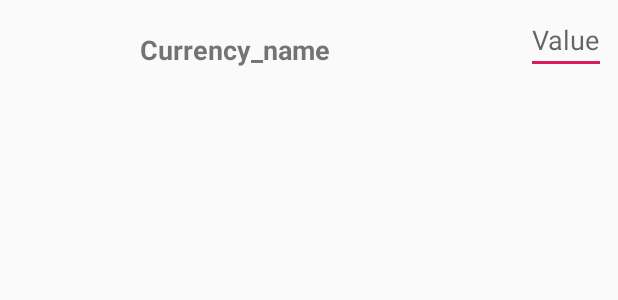
After one commit to avelozo/Currency-Converter, an Android app: the layout currency_item.xml on its own in the app's theme, with its tools: preview values and no code run, on a phone screen of 412 x 824 dp. The commit adds this screen. Shown: the top 300 px of the screen. Run offline under Robolectric (Android 15) with nearby library versions, the phone set to English and light mode, and no system bars.

Commit message:
Creating the CurrencyConverterAdapter

```diff
--- a/app/src/main/java/com/avelozo/currencyconverter/contract/CurrencyConverterContract.kt
+++ b/app/src/main/java/com/avelozo/currencyconverter/contract/CurrencyConverterContract.kt
@@ -2,11 +2,12 @@ package com.avelozo.currencyconverter.contract
 
 import com.avelozo.currencyconverter.presenter.MvpPresenter
 import java.math.BigDecimal
+import java.util.ArrayList
 
 interface CurrencyConverterContract {
     interface View : BaseView {
 
-       fun updateRates(rates: Map<String, BigDecimal>)
+       fun updateRates(rates: ArrayList<Pair<String, BigDecimal>>)
        fun showRatesErrorMessage()
 
     }
--- /dev/null
+++ b/app/src/main/res/layout/currency_item.xml
@@ -0,0 +1,49 @@
+<?xml version="1.0" encoding="utf-8"?>
+<android.support.constraint.ConstraintLayout
+        xmlns:android="http://schemas.android.com/apk/res/android"
+        xmlns:app="http://schemas.android.com/apk/res-auto"
+        xmlns:tools="http://schemas.android.com/tools" android:id="@+id/currencyItem"
+        android:layout_width="match_parent"
+        android:layout_height="wrap_content"
+        android:layout_gravity="center_horizontal"
+        android:clickable="true"
+        android:focusable="true">
+
+
+    <ImageView android:id="@+id/imgFlag"
+               android:layout_width="50dp"
+               android:layout_height="50dp"
+               app:layout_constraintStart_toStartOf="parent"
+               android:layout_marginStart="8dp"
+               android:layout_marginTop="8dp"
+               android:contentDescription="Rate Image"
+               app:layout_constraintTop_toTopOf="parent"
+               />
+
+    <TextView android:id="@+id/txtCurrencyName"
+              android:layout_width="wrap_content"
+              android:layout_height="wrap_content"
+              app:layout_constraintStart_toEndOf="@+id/imgFlag"
+              app:layout_constraintBottom_toBottomOf="@+id/imgFlag"
+              android:text="Currency_name" android:textStyle="bold" android:textAlignment="viewStart"
+              android:textSize="18sp" android:layout_marginTop="8dp" app:layout_constraintTop_toTopOf="parent"
+              android:layout_marginEnd="8dp" app:layout_constraintEnd_toEndOf="parent"
+              app:layout_constraintHorizontal_bias="0.16"/>
+
+    <EditText
+              android:id="@+id/editTextCurrencyValue"
+              android:layout_width="wrap_content"
+              android:layout_height="wrap_content"
+              android:minWidth="30dp"
+              app:layout_constraintEnd_toEndOf="parent"
+              android:layout_marginEnd="8dp"
+              android:layout_marginTop="8dp"
+              android:inputType="numberDecimal"
+              android:hint="Value"
+              app:layout_constraintTop_toTopOf="parent"
+              app:layout_constraintStart_toStartOf="parent"
+              android:layout_marginStart="8dp"
+              app:layout_constraintHorizontal_bias="1.0"
+              app:layout_constraintBottom_toBottomOf="@+id/txtCurrencyName"/>
+
+</android.support.constraint.ConstraintLayout>
--- a/app/src/main/res/layout/fragment_currency_converter.xml
+++ b/app/src/main/res/layout/fragment_currency_converter.xml
@@ -4,7 +4,7 @@
                                              android:layout_height="match_parent">
 
     <android.support.v7.widget.RecyclerView
-            android:id="@+id/rate_recycler"
+            android:id="@+id/rateRecycler"
             android:layout_width="match_parent"
             android:layout_height="match_parent" app:layout_constraintStart_toStartOf="parent"
             app:layout_constraintTop_toTopOf="parent"
```
Also changed, not shown: app/src/main/java/com/avelozo/currencyconverter/presenter/RatePresenter.kt (+12 -1 lines), app/src/main/java/com/avelozo/currencyconverter/view/CurrencyConverterAdapter.kt (added, +80 -0 lines), app/src/main/java/com/avelozo/currencyconverter/view/CurrencyConverterFragment.kt (+12 -2 lines).
